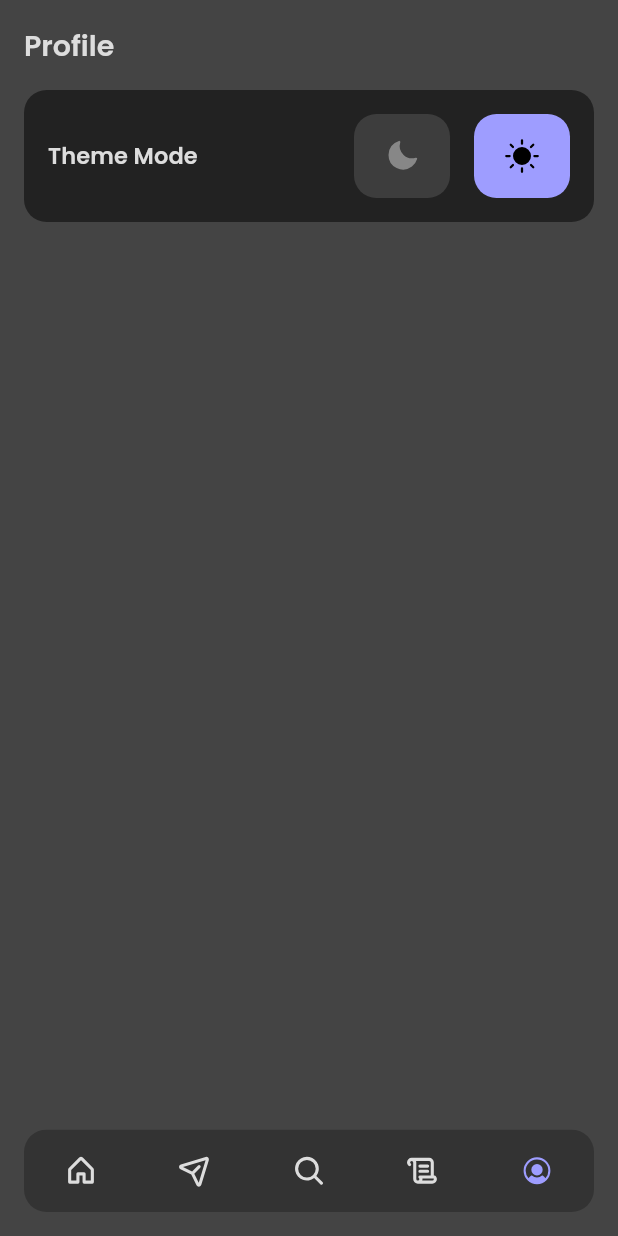
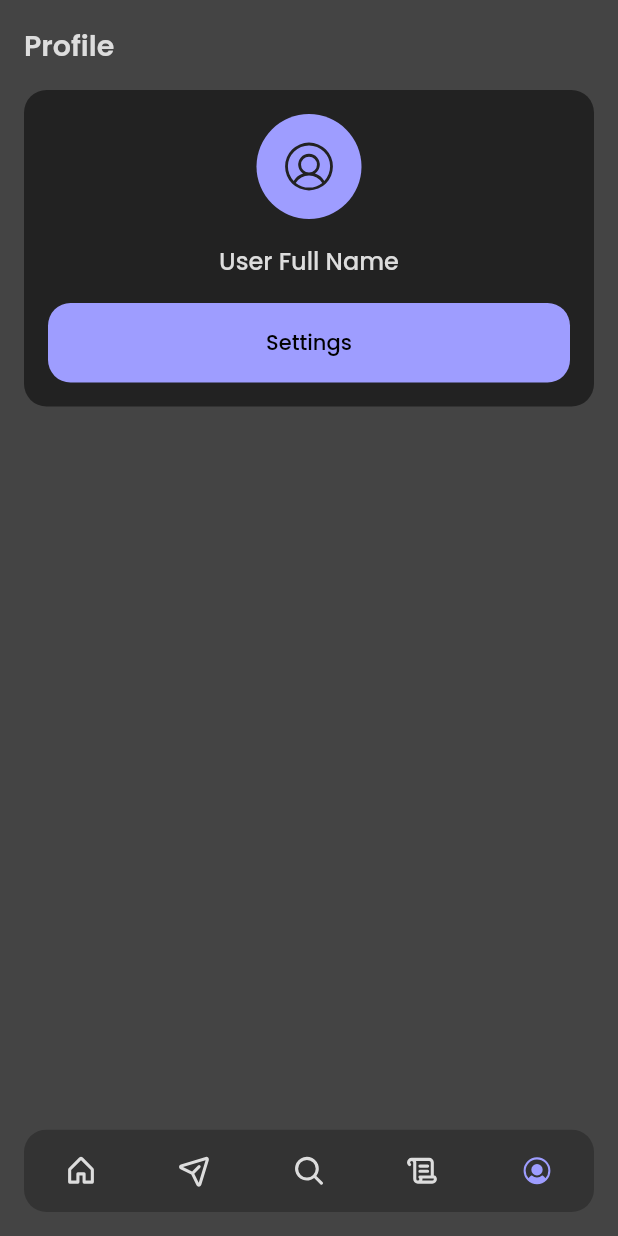
Before and after one commit to mabdullah412/event-services-marketplace, a Flutter app: the screen it shows after launch, item 5 of the bottom bar chosen, on a phone screen of 412 x 824 dp. Run offline on Flutter 3.47's test engine with Material 2 defaults, Android fonts, the light colour scheme and no system bars; our stand-ins replace phosphor_flutter.

Commit message:
added UserCard in profile screen, moved theme button to settings screen

```diff
--- /dev/null
+++ b/lib/presentation/router/custom_page_route.dart
@@ -0,0 +1,28 @@
+import 'package:flutter/material.dart';
+
+class CustomPageRoute extends PageRouteBuilder {
+  final Widget child;
+
+  CustomPageRoute({
+    required this.child,
+  }) : super(
+          pageBuilder: (context, animation, secondaryAnimation) => child,
+        );
+
+  @override
+  Widget buildTransitions(BuildContext context, Animation<double> animation,
+      Animation<double> secondaryAnimation, Widget child) {
+    const begin = Offset(1, 0);
+    const end = Offset.zero;
+    const curve = Curves.ease;
+
+    var tween = Tween(begin: begin, end: end).chain(
+      CurveTween(curve: curve),
+    );
+
+    return SlideTransition(
+      position: animation.drive(tween),
+      child: child,
+    );
+  }
+}
--- a/lib/presentation/screens/home_screen.dart
+++ b/lib/presentation/screens/home_screen.dart
@@ -16,6 +16,11 @@ class HomeScreen extends StatelessWidget {
             crossAxisAlignment: CrossAxisAlignment.stretch,
             children: const [
               Header(title: 'Home'),
+
+              // TODO: ideas for home screen
+              // ! add a block showing total number of services being on sale
+              // ! user mini-dashboard
+
               // const SizedBox(height: padding),
               // CreatePackageAndSellFullHeight(),
               SizedBox(height: padding),
--- a/lib/presentation/screens/profile_screen.dart
+++ b/lib/presentation/screens/profile_screen.dart
@@ -2,7 +2,7 @@ import 'package:flutter/material.dart';
 
 import '../../constants/constants.dart';
 import '../widgets/header.dart';
-import '../widgets/toggle_theme_btn.dart';
+import '../widgets/user_card.dart';
 
 class ProfileScreen extends StatelessWidget {
   const ProfileScreen({super.key});
@@ -14,26 +14,11 @@ class ProfileScreen extends StatelessWidget {
         padding: const EdgeInsets.all(padding),
         child: Column(
           crossAxisAlignment: CrossAxisAlignment.stretch,
-          children: [
-            const Header(title: 'Profile'),
-            const SizedBox(height: padding),
-            Container(
-              padding: const EdgeInsets.all(padding),
-              decoration: BoxDecoration(
-                color: Theme.of(context).colorScheme.surface,
-                borderRadius: BorderRadius.circular(radius),
-              ),
-              child: Row(
-                mainAxisAlignment: MainAxisAlignment.spaceBetween,
-                children: [
-                  Text(
-                    'Theme Mode',
-                    style: Theme.of(context).primaryTextTheme.titleSmall,
-                  ),
-                  const ToggleThemeButton(),
-                ],
-              ),
-            ),
+          children: const [
+            Header(title: 'Profile'),
+            SizedBox(height: padding),
+            UserCard(),
+            SizedBox(height: padding),
           ],
         ),
       ),
--- a/lib/presentation/themes.dart
+++ b/lib/presentation/themes.dart
@@ -37,6 +37,10 @@ class Themes {
         fontSize: 14,
         color: Color(0xFFDDDDDD),
       ),
+      bodyLarge: TextStyle(
+        fontSize: 16,
+        color: Color(0xFFDDDDDD),
+      ),
     ),
 
     // secondary text
@@ -51,6 +55,10 @@ class Themes {
       // container text
       bodyMedium: TextStyle(
         fontSize: 14,
+        color: Color(0xFFDDDDDD),
+      ),
+      bodyLarge: TextStyle(
+        fontSize: 16,
         color: Color(0xFFDDDDDD),
       ),
     ),
@@ -155,6 +163,10 @@ class Themes {
         fontSize: 14,
         color: Color(0xFF444444),
       ),
+      bodyLarge: TextStyle(
+        fontSize: 16,
+        color: Color(0xFF444444),
+      ),
     ),
 
     // secondary text
@@ -170,6 +182,10 @@ class Themes {
       bodyMedium: TextStyle(
         fontSize: 14,
         color: Color(0xFFDDDDDD),
+      ),
+      bodyLarge: TextStyle(
+        fontSize: 16,
+        color: Color(0xFF444444),
       ),
     ),
 
--- /dev/null
+++ b/lib/presentation/widgets/user_card.dart
@@ -0,0 +1,50 @@
+import 'package:flutter/material.dart';
+import 'package:phosphor_flutter/phosphor_flutter.dart';
+
+import '../../constants/constants.dart';
+import '../router/custom_page_route.dart';
+import '../screens/settings_screen.dart';
+
+class UserCard extends StatelessWidget {
+  const UserCard({
+    Key? key,
+  }) : super(key: key);
+
+  @override
+  Widget build(BuildContext context) {
+    return Container(
+      padding: const EdgeInsets.all(padding),
+      decoration: BoxDecoration(
+        borderRadius: BorderRadius.circular(radius),
+        color: Theme.of(context).colorScheme.surface,
+      ),
+      child: Column(
+        mainAxisAlignment: MainAxisAlignment.start,
+        crossAxisAlignment: CrossAxisAlignment.stretch,
+        children: [
+          CircleAvatar(
+            radius: 35,
+            backgroundColor: Theme.of(context).colorScheme.primary,
+            foregroundColor: Theme.of(context).colorScheme.secondary,
+            child: const Icon(PhosphorIcons.userCircleLight, size: 40),
+          ),
+          const SizedBox(height: padding),
+          Text(
+            'User Full Name',
+            textAlign: TextAlign.center,
+            style: Theme.of(context).primaryTextTheme.bodyLarge,
+          ),
+          const SizedBox(height: padding),
+          ElevatedButton(
+            onPressed: () {
+              Navigator.of(context).push(
+                CustomPageRoute(child: const SettingsScreen()),
+              );
+            },
+            child: const Text('Settings'),
+          )
+        ],
+      ),
+    );
+  }
+}
```
Also changed, not shown: lib/presentation/screens/settings_screen.dart (added, +41 -0 lines), lib/presentation/widgets/theme_button.dart (added, +30 -0 lines).
